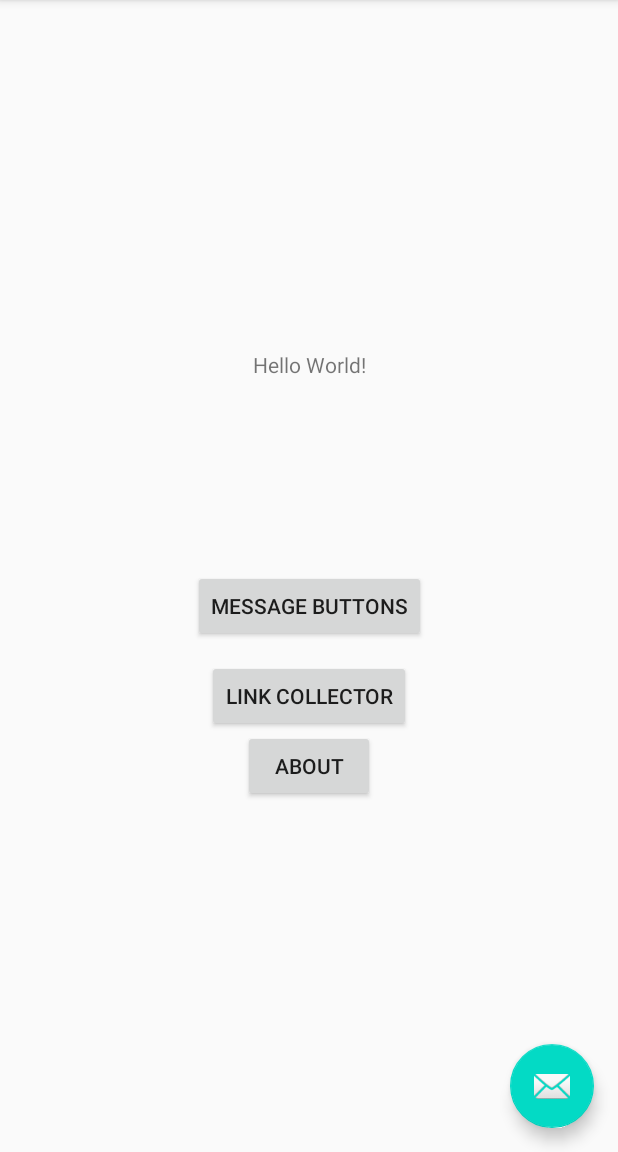
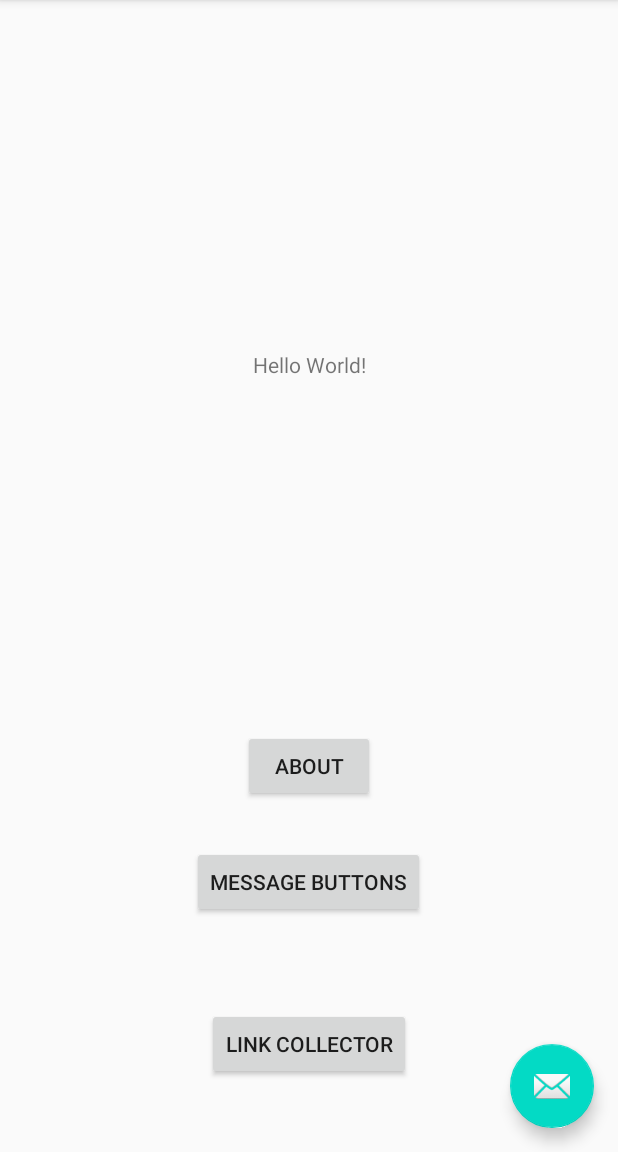
Before and after one commit to ngalinski/mobileapps, an Android app: the screen it shows after launch (MainActivity), on a phone screen of 412 x 824 dp, the part 84-1236 px from its top. Run offline under Robolectric (Android 15) with nearby library versions, the phone set to English and light mode, and no system bars.

Commit message:
fixed rotations, fixed linked xmls

```diff
--- a/A1/app/src/main/java/edu/neu/madcourse/numad20f_nicholasgalinski/link_collector/LinkAdapter.java
+++ b/A1/app/src/main/java/edu/neu/madcourse/numad20f_nicholasgalinski/link_collector/LinkAdapter.java
@@ -13,7 +13,6 @@ import androidx.recyclerview.widget.RecyclerView;
 import java.util.List;
 
 import edu.neu.madcourse.numad20f_nicholasgalinski.R;
-import edu.neu.madcourse.numad20f_nicholasgalinski.link_collector.LinkItem;
 
 public class LinkAdapter extends RecyclerView.Adapter<LinkAdapter.LinkViewHolder> {
     private List<LinkItem> linkItems;
@@ -37,8 +36,8 @@ public class LinkAdapter extends RecyclerView.Adapter<LinkAdapter.LinkViewHolder
 
         public LinkViewHolder(@NonNull View itemView, final LinkItemListener listener) {
             super(itemView);
-            linkContent = itemView.findViewById(R.id.link_content);
-            linkName = itemView.findViewById(R.id.link_name);
+            linkContent = itemView.findViewById(R.id.edit_link);
+            linkName = itemView.findViewById(R.id.edit_name);
 
             itemView.setOnClickListener(new View.OnClickListener() {
                 @Override
--- a/A1/app/src/main/res/layout/activity_link.xml
+++ b/A1/app/src/main/res/layout/activity_link.xml
@@ -21,9 +21,9 @@
         android:onClick="linkCollectorOnClick"
         app:layout_constraintBottom_toTopOf="@+id/links_list"
         app:layout_constraintEnd_toStartOf="@+id/links_list"
-        app:layout_constraintHorizontal_bias="0.154"
+        app:layout_constraintHorizontal_bias="0.2"
         app:layout_constraintStart_toEndOf="@+id/links_list"
         app:layout_constraintTop_toBottomOf="@+id/links_list"
-        app:layout_constraintVertical_bias="0.156"
+        app:layout_constraintVertical_bias="0.1"
         app:srcCompat="@android:drawable/ic_input_add" />
 </androidx.constraintlayout.widget.ConstraintLayout>
--- a/A1/app/src/main/res/layout/content_main.xml
+++ b/A1/app/src/main/res/layout/content_main.xml
@@ -26,7 +26,7 @@
         android:text="@string/next"
         app:layout_constraintBottom_toBottomOf="parent"
         app:layout_constraintEnd_toEndOf="parent"
-        app:layout_constraintHorizontal_bias="0.5"
+        app:layout_constraintHorizontal_bias="0.499"
         app:layout_constraintStart_toStartOf="parent"
         app:layout_constraintTop_toBottomOf="@id/textview_first" />
 
@@ -48,19 +48,20 @@
         android:id="@+id/button_third"
         android:layout_width="wrap_content"
         android:layout_height="wrap_content"
-        android:layout_marginBottom="340dp"
+        android:layout_marginBottom="156dp"
         android:onClick="onClick"
         android:text="@string/buttons"
         app:layout_constraintBottom_toBottomOf="parent"
         app:layout_constraintEnd_toEndOf="parent"
+        app:layout_constraintHorizontal_bias="0.499"
         app:layout_constraintStart_toStartOf="parent" />
 
     <Button
         android:id="@+id/link_collector"
         android:layout_width="wrap_content"
         android:layout_height="wrap_content"
+        android:layout_marginBottom="48dp"
         android:onClick="onClick"
-        android:layout_marginBottom="280dp"
         android:text="@string/link_collector_label"
         app:layout_constraintBottom_toBottomOf="parent"
         app:layout_constraintEnd_toEndOf="parent"
--- a/A1/app/src/main/res/layout/fragment_link_item.xml
+++ b/A1/app/src/main/res/layout/fragment_link_item.xml
@@ -1,7 +1,6 @@
 <?xml version="1.0" encoding="utf-8"?>
 <androidx.cardview.widget.CardView xmlns:android="http://schemas.android.com/apk/res/android"
     xmlns:app="http://schemas.android.com/apk/res-auto"
-    xmlns:tools="http://schemas.android.com/tools"
     android:layout_width="match_parent"
     android:layout_height="wrap_content"
     android:layout_margin="2dp"
```
Also changed, not shown: A1/app/src/main/res/layout/fragment_link.xml (+9 -13 lines).
